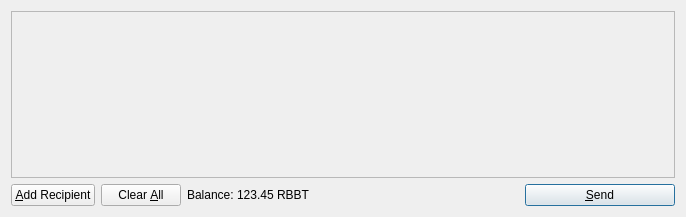
Qt form src/qt/forms/sendcoinsdialog.ui (educoinfoundation/educoin-foundation) before a commit.
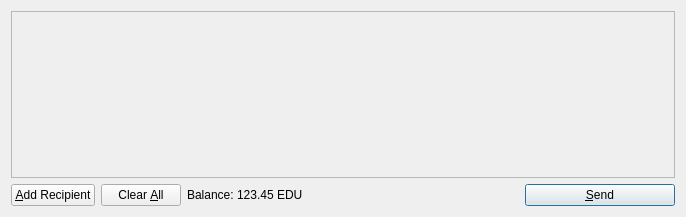
The same form after that commit. Icons and pictures are not drawn.

The edit to the form file:
```diff
--- a/src/qt/forms/sendcoinsdialog.ui
+++ b/src/qt/forms/sendcoinsdialog.ui
@@ -111,7 +111,7 @@
           <cursorShape>IBeamCursor</cursorShape>
          </property>
          <property name="text">
-          <string>123.45 RBBT</string>
+          <string>123.45 EDU</string>
          </property>
          <property name="textInteractionFlags">
           <set>Qt::LinksAccessibleByMouse|Qt::TextSelectableByKeyboard|Qt::TextSelectableByMouse</set>
```
